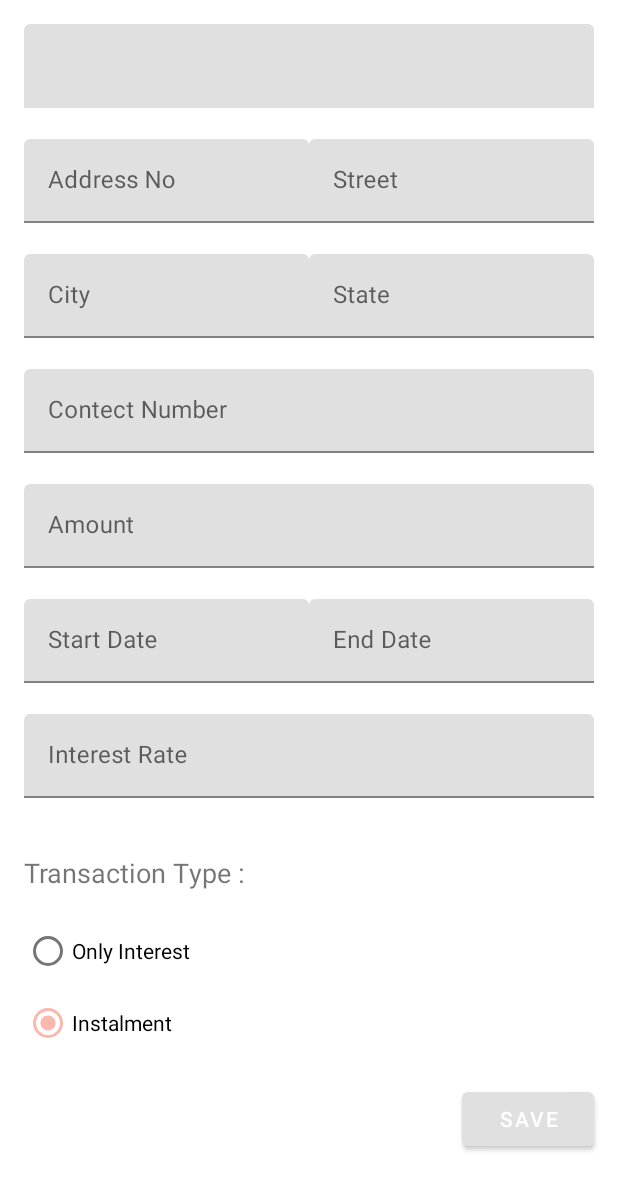
After one commit to Hansaanuradha93/mLender, an Android app: the TransactionActivity screen opened directly, with no data from a screen before it, on a phone screen of 412 x 824 dp. The commit adds this screen. Shown: the top 1190 px of the screen. Run offline under Robolectric (Android 15) with nearby library versions, the phone set to English and light mode, and no system bars.

Commit message:
add transaction layout

```diff
--- a/app/build.gradle
+++ b/app/build.gradle
@@ -29,6 +29,7 @@ dependencies {
     implementation 'com.android.support:appcompat-v7:28.0.0-rc02'
     implementation 'com.android.support.constraint:constraint-layout:1.1.3'
     implementation 'com.google.firebase:firebase-auth:11.6.0'
+    implementation 'com.google.firebase:firebase-database:11.6.0'
     testImplementation 'junit:junit:4.12'
     androidTestImplementation 'com.android.support.test:runner:1.0.2'
     androidTestImplementation 'com.android.support.test.espresso:espresso-core:3.0.2'
--- a/app/src/main/AndroidManifest.xml
+++ b/app/src/main/AndroidManifest.xml
@@ -16,7 +16,9 @@
                 <category android:name="android.intent.category.LAUNCHER" />
             </intent-filter>
         </activity>
-        <activity android:name=".DashBoardActivity"></activity>
+        <activity android:name=".DashBoardActivity" />
+        <activity android:name=".CustomerActivity" />
+        <activity android:name=".TransactionActivity"></activity>
     </application>
 
 </manifest>
--- /dev/null
+++ b/app/src/main/java/com/example/hansaanuradha/mlender/CustomerActivity.kt
@@ -0,0 +1,12 @@
+package com.example.hansaanuradha.mlender
+
+import android.support.v7.app.AppCompatActivity
+import android.os.Bundle
+
+class CustomerActivity : AppCompatActivity() {
+
+    override fun onCreate(savedInstanceState: Bundle?) {
+        super.onCreate(savedInstanceState)
+        setContentView(R.layout.activity_customer)
+    }
+}
--- a/app/src/main/java/com/example/hansaanuradha/mlender/DashBoardActivity.kt
+++ b/app/src/main/java/com/example/hansaanuradha/mlender/DashBoardActivity.kt
@@ -7,7 +7,9 @@ import android.view.Menu
 import android.view.MenuInflater
 import android.view.MenuItem
 import android.view.View
+import android.widget.Toast
 import com.google.firebase.auth.FirebaseAuth
+import kotlinx.android.synthetic.main.activity_dash_board.*
 
 class DashBoardActivity : AppCompatActivity() {
 
@@ -20,6 +22,23 @@ class DashBoardActivity : AppCompatActivity() {
         setSupportActionBar(findViewById(R.id.app_bar))
         supportActionBar?.setDisplayHomeAsUpEnabled(true)
 
+        customerCardView.setOnClickListener {
+            val intent = Intent(this, CustomerActivity::class.java)
+            startActivity(intent)
+        }
+        updateCardView.setOnClickListener {
+            Toast.makeText(this@DashBoardActivity, "You clicked Update.", Toast.LENGTH_SHORT).show()
+        }
+        toDoCardView1.setOnClickListener {
+            Toast.makeText(this@DashBoardActivity, "You clicked todo 1.", Toast.LENGTH_SHORT).show()
+        }
+        toDoCardView2.setOnClickListener {
+            Toast.makeText(this@DashBoardActivity, "You clicked todo 2.", Toast.LENGTH_SHORT).show()
+        }
+        addTransactionCardView.setOnClickListener {
+            val intent = Intent(this, TransactionActivity::class.java)
+            startActivity(intent)
+        }
     }
 
     override fun onOptionsItemSelected(item: MenuItem) = when (item.itemId) {
--- /dev/null
+++ b/app/src/main/java/com/example/hansaanuradha/mlender/TransactionActivity.kt
@@ -0,0 +1,12 @@
+package com.example.hansaanuradha.mlender
+
+import android.support.v7.app.AppCompatActivity
+import android.os.Bundle
+
+class TransactionActivity : AppCompatActivity() {
+
+    override fun onCreate(savedInstanceState: Bundle?) {
+        super.onCreate(savedInstanceState)
+        setContentView(R.layout.activity_transaction)
+    }
+}
--- /dev/null
+++ b/app/src/main/res/layout/activity_customer.xml
@@ -0,0 +1,9 @@
+<?xml version="1.0" encoding="utf-8"?>
+<android.support.constraint.ConstraintLayout xmlns:android="http://schemas.android.com/apk/res/android"
+    xmlns:app="http://schemas.android.com/apk/res-auto"
+    xmlns:tools="http://schemas.android.com/tools"
+    android:layout_width="match_parent"
+    android:layout_height="match_parent"
+    tools:context=".CustomerActivity">
+
+</android.support.constraint.ConstraintLayout>
--- a/app/src/main/res/layout/activity_dash_board.xml
+++ b/app/src/main/res/layout/activity_dash_board.xml
@@ -33,7 +33,7 @@
         <android.support.v7.widget.CardView
             android:foreground="?android:attr/selectableItemBackground"
             android:clickable="true"
-            android:id="@+id/bankcardId"
+            android:id="@+id/customerCardView"
             android:layout_width="160dp"
             android:layout_height="190dp"
             android:layout_margin="10dp">
@@ -71,6 +71,7 @@
         </android.support.v7.widget.CardView>
         <android.support.v7.widget.CardView
             android:foreground="?android:attr/selectableItemBackground"
+            android:id="@+id/updateCardView"
             android:clickable="true"
             android:layout_width="160dp"
             android:layout_height="190dp"
@@ -117,6 +118,7 @@
         android:layout_height="wrap_content">
         <android.support.v7.widget.CardView
             android:foreground="?android:attr/selectableItemBackground"
+            android:id="@+id/toDoCardView1"
             android:clickable="true"
             android:layout_width="160dp"
             android:layout_height="190dp"
@@ -155,6 +157,7 @@
         </android.support.v7.widget.CardView>
         <android.support.v7.widget.CardView
             android:foreground="?android:attr/selectableItemBackground"
+            android:id="@+id/toDoCardView2"
             android:clickable="true"
             android:layout_width="160dp"
             android:layout_height="190dp"
@@ -206,6 +209,7 @@
         android:layout_height="wrap_content">
         <android.support.v7.widget.CardView
             android:foreground="?android:attr/selectableItemBackground"
+            android:id="@+id/addTransactionCardView"
             android:clickable="true"
             android:layout_width="340dp"
             android:layout_height="150dp"
--- /dev/null
+++ b/app/src/main/res/layout/activity_transaction.xml
@@ -0,0 +1,239 @@
+<?xml version="1.0" encoding="utf-8"?>
+<ScrollView xmlns:android="http://schemas.android.com/apk/res/android"
+    xmlns:app="http://schemas.android.com/apk/res-auto"
+    xmlns:tools="http://schemas.android.com/tools"
+    android:layout_width="match_parent"
+    android:layout_height="match_parent"
+    tools:context=".TransactionActivity">
+
+    <LinearLayout
+        android:layout_width="match_parent"
+        android:layout_height="wrap_content"
+        android:padding="16dp"
+        android:clipToPadding="false"
+        android:orientation="vertical">
+
+        <android.support.design.widget.TextInputLayout
+            android:id="@+id/fullNameTextInputLayout"
+            android:layout_width="match_parent"
+            android:layout_height="wrap_content"
+            app:errorEnabled="true">
+
+            <android.support.design.widget.TextInputEditText
+                android:id="@+id/fullNameEditText"
+                android:layout_width="match_parent"
+                android:layout_height="wrap_content"
+                android:hint="Full Name"/>
+        </android.support.design.widget.TextInputLayout>
+
+
+        <LinearLayout
+            android:layout_width="match_parent"
+            android:layout_height="wrap_content"
+            android:orientation="horizontal">
+
+            <android.support.design.widget.TextInputLayout
+                android:id="@+id/addressNoTextInputLayout"
+                android:layout_width="match_parent"
+                android:layout_height="wrap_content"
+                android:layout_weight=".5"
+                app:errorEnabled="true">
+
+                <android.support.design.widget.TextInputEditText
+                    android:id="@+id/addressNoEditText"
+                    android:layout_width="match_parent"
+                    android:layout_height="wrap_content"
+                    android:hint="Address No" />
+            </android.support.design.widget.TextInputLayout>
+
+            <android.support.design.widget.TextInputLayout
+                android:id="@+id/streetTextInputLayout"
+                android:layout_width="match_parent"
+                android:layout_height="wrap_content"
+                android:layout_weight=".5"
+                app:errorEnabled="true">
+
+                <android.support.design.widget.TextInputEditText
+                    android:id="@+id/streetEditText"
+                    android:layout_width="match_parent"
+                    android:layout_height="wrap_content"
+                    android:hint="Street"/>
+            </android.support.design.widget.TextInputLayout>
+
+        </LinearLayout>
+
+        <LinearLayout
+            android:layout_width="match_parent"
+            android:layout_height="wrap_content"
+            android:orientation="horizontal">
+
+            <android.support.design.widget.TextInputLayout
+                android:id="@+id/cityTextInputLayout"
+                android:layout_width="match_parent"
+                android:layout_height="wrap_content"
+                android:layout_weight=".5"
+                app:errorEnabled="true">
+
+                <android.support.design.widget.TextInputEditText
+                    android:id="@+id/cityEditText"
+                    android:layout_width="match_parent"
+                    android:layout_height="wrap_content"
+                    android:hint="City" />
+            </android.support.design.widget.TextInputLayout>
+
+            <android.support.design.widget.TextInputLayout
+                android:id="@+id/stateTextInputLayout"
+                android:layout_width="match_parent"
+                android:layout_height="wrap_content"
+                android:layout_weight=".5"
+                app:errorEnabled="true">
+
+                <android.support.design.widget.TextInputEditText
+                    android:id="@+id/stateEditText"
+                    android:layout_width="match_parent"
+                    android:layout_height="wrap_content"
+                    android:hint="State"/>
+            </android.support.design.widget.TextInputLayout>
+
+        </LinearLayout>
+
+        <android.support.design.widget.TextInputLayout
+            android:id="@+id/phoneNoInputLayout"
+            android:layout_width="match_parent"
+            android:layout_height="wrap_content"
+            android:layout_weight=".5"
+            app:errorEnabled="true">
+
+            <android.support.design.widget.TextInputEditText
+                android:id="@+id/phoneNoEditText"
+                android:layout_width="match_parent"
+                android:layout_height="wrap_content"
+                android:hint="Contect Number"
+                android:inputType="phone" />
+        </android.support.design.widget.TextInputLayout>
+
+
+
+
+        <android.support.design.widget.TextInputLayout
+            android:id="@+id/amountTextInputLayout"
+            android:layout_width="match_parent"
+            android:layout_height="wrap_content"
+            android:layout_weight=".5"
+            app:errorEnabled="true">
+
+            <android.support.design.widget.TextInputEditText
+                android:id="@+id/amountEditText"
+                android:layout_width="match_parent"
+                android:layout_height="wrap_content"
+                android:hint="Amount"
+                android:inputType="number" />
+        </android.support.design.widget.TextInputLayout>
+
+
+        <LinearLayout
+            android:layout_width="match_parent"
+            android:layout_height="wrap_content"
+            android:orientation="horizontal">
+
+            <android.support.design.widget.TextInputLayout
+                android:id="@+id/startDateTextInputLayout"
+                android:layout_width="match_parent"
+                android:layout_height="wrap_content"
+                android:layout_weight=".5"
+                app:errorEnabled="true">
+
+                <android.support.design.widget.TextInputEditText
+                    android:id="@+id/startDateEditText"
+                    android:layout_width="match_parent"
+                    android:layout_height="wrap_content"
+                    android:hint="Start Date"
+                    android:inputType="date" />
+            </android.support.design.widget.TextInputLayout>
+
+            <android.support.design.widget.TextInputLayout
+                android:id="@+id/endDateTextInputLayout"
+                android:layout_width="match_parent"
+                android:layout_height="wrap_content"
+                android:layout_weight=".5"
+                app:errorEnabled="true">
+
+                <android.support.design.widget.TextInputEditText
+                    android:id="@+id/endDateEditText"
+                    android:layout_width="match_parent"
+                    android:layout_height="wrap_content"
+                    android:hint="End Date"
+                    android:inputType="date" />
+            </android.support.design.widget.TextInputLayout>
+
+        </LinearLayout>
+
+        <android.support.design.widget.TextInputLayout
+            android:id="@+id/interestRateTextInputLayout"
+            android:layout_width="match_parent"
+            android:layout_height="wrap_content"
+            android:layout_weight=".5"
+            app:errorEnabled="true">
+
+            <android.support.design.widget.TextInputEditText
+                android:id="@+id/interestRateEditText"
+                android:layout_width="match_parent"
+                android:layout_height="wrap_content"
+                android:hint="Interest Rate"
+                android:inputType="number" />
+        </android.support.design.widget.TextInputLayout>
+
+
+        <android.support.design.widget.TextInputLayout
+            android:id="@+id/transactionTypeTextInputLayout"
+            android:layout_width="match_parent"
+            android:layout_height="wrap_content"
+            android:layout_weight=".5"
+            app:errorEnabled="true">
+
+        <TextView
+            android:id="@+id/transactionTypeTextView"
+            android:layout_width="wrap_content"
+            android:layout_height="wrap_content"
+            android:text="Transaction Type : "
+            android:textSize="18sp"/>
+
+        </android.support.design.widget.TextInputLayout>
+
+        <LinearLayout
+            android:layout_width="match_parent"
+            android:layout_height="wrap_content"
+            android:orientation="horizontal"
+            android:layout_marginTop="16dp">
+
+            <RadioGroup
+            android:layout_width="wrap_content"
+            android:layout_height="wrap_content"
+            android:id="@+id/transactionTypeRadioGroup"
+            android:checkedButton="@+id/instalmentRadioButton" >
+
+            <RadioButton
+                android:id="@+id/onlyInterestRadioButton"
+                android:layout_width="wrap_content"
+                android:layout_height="wrap_content"
+                android:text="Only Interest"
+                android:paddingRight="8dp"/>
+            <RadioButton
+                android:id="@+id/instalmentRadioButton"
+                android:layout_width="wrap_content"
+                android:layout_height="wrap_content"
+                android:text="Instalment"/>
+            </RadioGroup>
+        </LinearLayout>
+
+        <Button
+            android:id="@+id/saveButton"
+            android:layout_width="wrap_content"
+            android:layout_height="wrap_content"
+            android:layout_marginTop="16dp"
+            android:layout_gravity="end"
+            android:text="Save"/>
+
+    </LinearLayout>
+
+</ScrollView>
```
